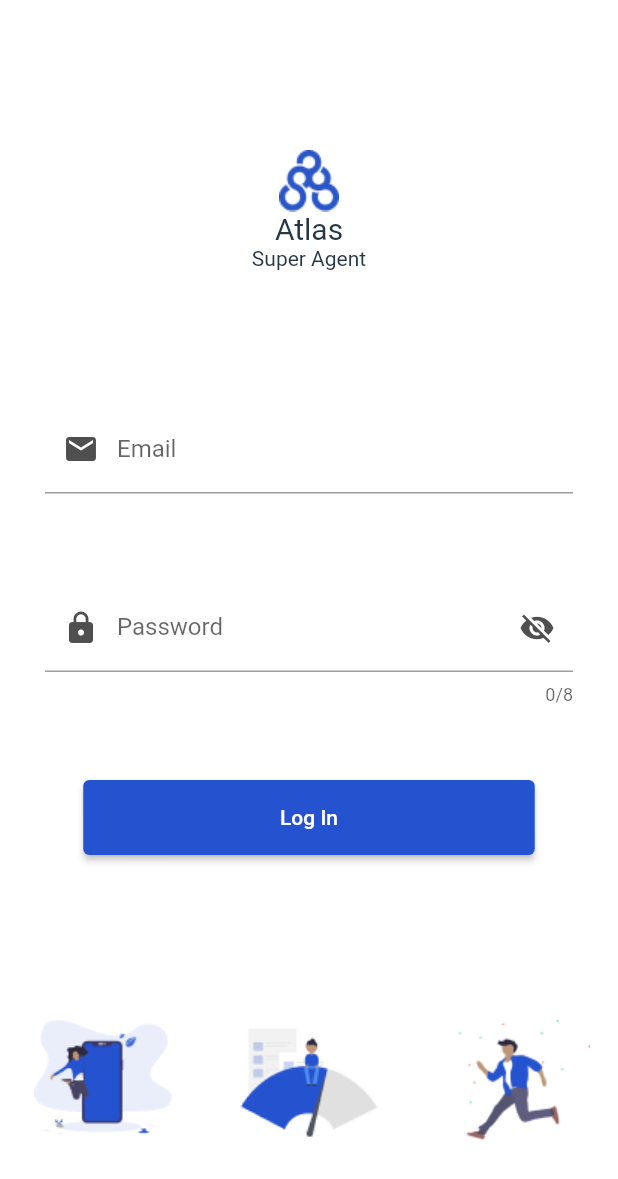
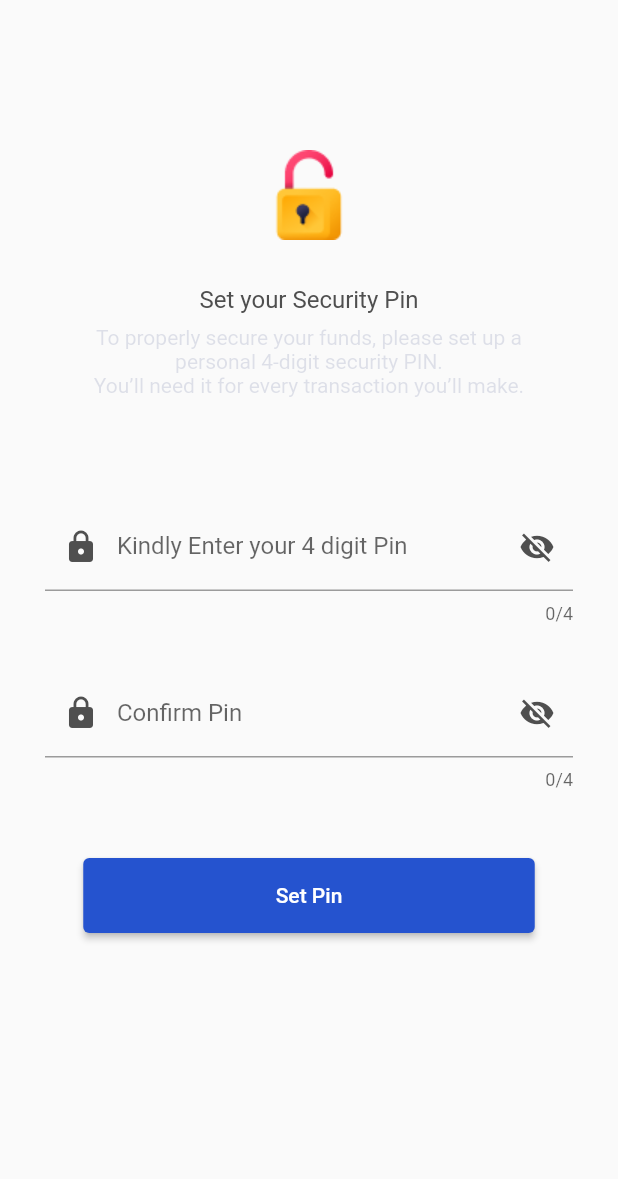
Before and after one commit to sobuur0/super_agent_with_flutter, a Flutter app: the screen it shows after launch, on a phone screen of 412 x 824 dp. Shown: the top 1179 px of the screen. Run offline on Flutter 3.47's test engine with Material 2 defaults, Android fonts, the phone set to English and light mode, and no system bars.

Commit message:
implemented the UI of the set security pin page

```diff
--- a/lib/main.dart
+++ b/lib/main.dart
@@ -1,10 +1,9 @@
 import 'package:flutter/cupertino.dart';
 import 'package:flutter/material.dart';
-import 'package:super_agent_with_flutter/presentation/pages/sign_in_page.dart';
+import 'package:super_agent_with_flutter/presentation/pages/pin_set_page.dart';
 
-void main() =>
-  runApp(MaterialApp(
-    title: 'SuperAgent',
-    debugShowCheckedModeBanner: false,
-    home: new SignInPage(),
-  ));
+void main() => runApp(MaterialApp(
+      title: 'SuperAgent',
+      debugShowCheckedModeBanner: false,
+      home: new SetPinPage(),
+    ));
--- /dev/null
+++ b/lib/presentation/pages/pin_set_page.dart
@@ -0,0 +1,128 @@
+import 'package:flutter/material.dart';
+import 'package:flutter/cupertino.dart';
+import 'package:super_agent_with_flutter/presentation/widgets/widget_action_button.dart';
+
+class SetPinPage extends StatefulWidget {
+  @override
+  _SetPinPageState createState() => _SetPinPageState();
+}
+
+class _SetPinPageState extends State<SetPinPage> {
+  late bool _passwordVisible;
+
+  @override
+  void initState() {
+    _passwordVisible = false;
+  }
+
+  @override
+  Widget build(BuildContext context) {
+    return Scaffold(
+      body: SingleChildScrollView(
+        child: Column(
+          crossAxisAlignment: CrossAxisAlignment.center,
+          children: <Widget>[
+            SizedBox(
+              height: 100,
+            ),
+            Image.asset('assets/images/unlock.png'),
+            SizedBox(
+              height: 30,
+            ),
+            Text(
+              'Set your Security Pin',
+              style: TextStyle(
+                color: Color(0xFF4F4F4F),
+                fontSize: 16,
+                fontWeight: FontWeight.w400,
+              ),
+            ),
+            SizedBox(
+              height: 8,
+            ),
+            Text(
+              'To properly secure your funds, please set up a \npersonal 4-digit security PIN. \nYou’ll need it for every transaction you’ll make.',
+              textAlign: TextAlign.center,
+              style: TextStyle(
+                color: Color(0xFF26374680),
+                fontSize: 14,
+                fontWeight: FontWeight.w400,
+              ),
+            ),
+            SizedBox(
+              height: 70,
+            ),
+            Padding(
+              padding: const EdgeInsets.symmetric(horizontal: 30),
+              child: TextField(
+                obscureText: !_passwordVisible,
+                maxLength: 4,
+                keyboardType: TextInputType.number,
+                decoration: InputDecoration(
+                  labelText: 'Kindly Enter your 4 digit Pin',
+                  prefixIcon: Icon(
+                    Icons.lock,
+                    color: Color(0xFF4F4F4F),
+                  ),
+                  suffixIcon: IconButton(
+                    onPressed: () {
+                      setState(() {
+                        _passwordVisible = !_passwordVisible;
+                      });
+                    },
+                    icon: Icon(
+                      _passwordVisible
+                          ? Icons.visibility
+                          : Icons.visibility_off,
+                      color: Color(0xFF4F4F4F),
+                    ),
+                  ),
+                ),
+              ),
+            ),
+            SizedBox(
+              height: 30,
+            ),
+            Padding(
+              padding: const EdgeInsets.symmetric(horizontal: 30),
+              child: TextField(
+                obscureText: !_passwordVisible,
+                maxLength: 4,
+                keyboardType: TextInputType.number,
+                decoration: InputDecoration(
+                  labelText: 'Confirm Pin',
+                  prefixIcon: Icon(
+                    Icons.lock,
+                    color: Color(0xFF4F4F4F),
+                  ),
+                  suffixIcon: IconButton(
+                    onPressed: () {
+                      setState(() {
+                        _passwordVisible = !_passwordVisible;
+                      });
+                    },
+                    icon: Icon(
+                      _passwordVisible
+                          ? Icons.visibility
+                          : Icons.visibility_off,
+                      color: Color(0xFF4F4F4F),
+                    ),
+                  ),
+                ),
+              ),
+            ),
+            SizedBox(height: 45,),
+            Padding(
+              padding: const EdgeInsets.symmetric(horizontal: 32),
+              child: ActionButton(
+                  buttonText: 'Set Pin',
+                  onTap: () {},
+                  buttonColor: Color(0xFF2553CF),
+              ),
+            ),
+          ],
+        ),
+      ),
+    );
+  }
+}
--- a/lib/presentation/pages/sign_in_page.dart
+++ b/lib/presentation/pages/sign_in_page.dart
@@ -94,8 +94,10 @@ class _SignInPageState extends State<SignInPage> {
                 Padding(
                   padding: const EdgeInsets.symmetric(horizontal: 32),
                   child: ActionButton(
-                    textButton: 'Log In',
-                    onTap: () {},
+                    buttonText: 'Log In',
+                    onTap: () {
+                      //Go to Pin Set Page
+                    },
                     buttonColor: Color(0xFF2553CF),
                   ),
                 ),
--- a/lib/presentation/widgets/widget_action_button.dart
+++ b/lib/presentation/widgets/widget_action_button.dart
@@ -2,12 +2,12 @@ import 'package:flutter/material.dart';
 import 'package:flutter/cupertino.dart';
 
 class ActionButton extends StatelessWidget {
-  final String textButton;
+  final String buttonText;
   final VoidCallback onTap;
   final Color buttonColor;
 
   ActionButton({
-    required this.textButton,
+    required this.buttonText,
     required this.onTap,
     required this.buttonColor,
   });
@@ -18,7 +18,7 @@ class ActionButton extends StatelessWidget {
       child: ElevatedButton(
         onPressed: onTap,
         child: Text(
-          textButton,
+          buttonText,
           style: TextStyle(
             color: Colors.white,
           ),
```
Also changed, not shown: assets/images/unlock.png (added).
